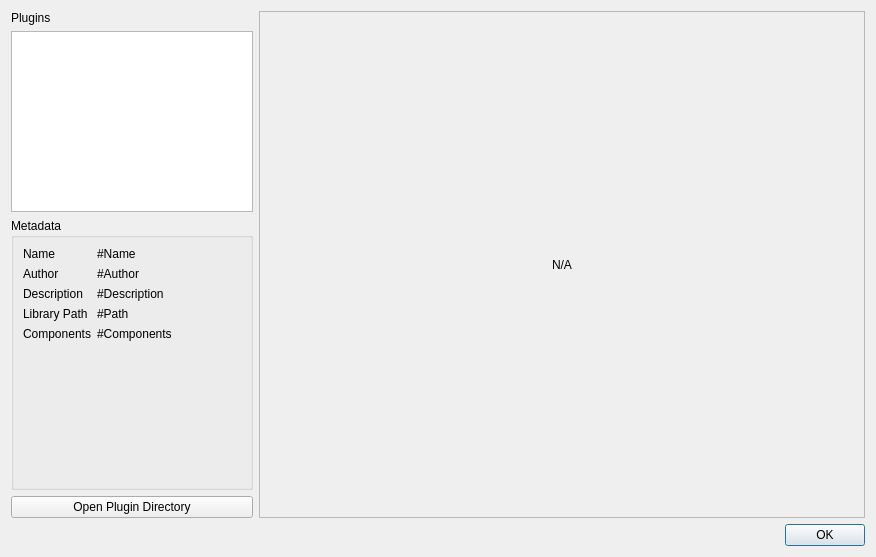
The window that src/ui/windows/w_PluginManager.ui (Wpenga/QvPersonal) describes before a commit, drawn with Qt 5.
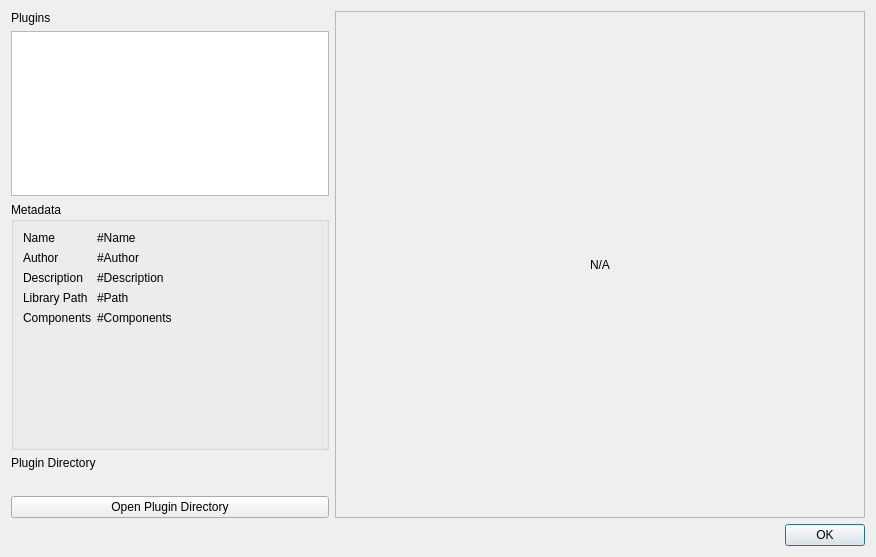
The same window after the commit.

Commit message: + BREAKING: renamed gui settings key, updated PluginManager

What changed in the file:
```diff
--- a/src/ui/windows/w_PluginManager.ui
+++ b/src/ui/windows/w_PluginManager.ui
@@ -13,9 +13,9 @@
   <property name="windowTitle">
    <string>Plugin Manager</string>
   </property>
-  <layout class="QGridLayout" name="gridLayout_2" columnstretch="2,5">
+  <layout class="QGridLayout" name="gridLayout_2" columnstretch="3,5">
    <item row="0" column="0">
-    <layout class="QVBoxLayout" name="verticalLayout" stretch="0,2,3,0">
+    <layout class="QVBoxLayout" name="verticalLayout" stretch="0,2,3,0,0,0">
      <item>
       <widget class="QLabel" name="label">
        <property name="text">
@@ -195,6 +195,23 @@
        </layout>
       </widget>
      </item>
+     <item>
+      <widget class="QLabel" name="label_2">
+       <property name="text">
+        <string>Plugin Directory</string>
+       </property>
+      </widget>
+     </item>
+     <item>
+      <widget class="QLabel" name="userPluginDirLabel">
+       <property name="text">
+        <string/>
+       </property>
+       <property name="textInteractionFlags">
+        <set>Qt::LinksAccessibleByMouse|Qt::TextSelectableByMouse</set>
+       </property>
+      </widget>
+     </item>
      <item>
       <layout class="QHBoxLayout" name="horizontalLayout">
        <item>
```
The commit also changes 3 other files.
